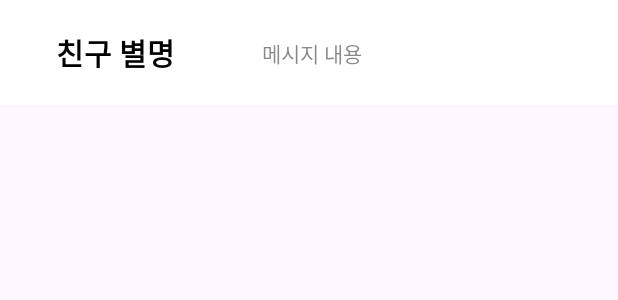
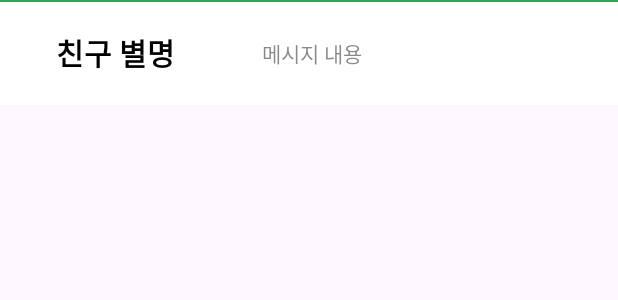
Before and after one commit to MINJI42/Guru2_Project_25, an Android app: the layout item_message.xml on its own in the app's theme, with its tools: preview values and no code run, on a phone screen of 412 x 824 dp. Shown: the top 300 px of the screen. Run offline under Robolectric (Android 15) with nearby library versions, the light colour scheme and no system bars.

Commit message:
Update item_message.xml

```diff
--- a/app/src/main/res/layout/item_message.xml
+++ b/app/src/main/res/layout/item_message.xml
@@ -13,8 +13,10 @@
         android:background="#FFFFFF"
         app:layout_constraintBottom_toBottomOf="parent"
         app:layout_constraintEnd_toEndOf="parent"
+        app:layout_constraintHorizontal_bias="0.0"
         app:layout_constraintStart_toStartOf="parent"
-        app:layout_constraintTop_toTopOf="parent">
+        app:layout_constraintTop_toTopOf="parent"
+        app:layout_constraintVertical_bias="1.0">
 
         <TextView
             android:id="@+id/tv_nickname"
@@ -42,6 +44,14 @@
             app:layout_constraintTop_toTopOf="parent"
             app:layout_constraintVertical_bias="0.51" />
 
+        <View
+            android:id="@+id/view"
+            android:layout_width="match_parent"
+            android:layout_height="1dp"
+            android:background="@color/green"
+            tools:ignore="MissingConstraints"
+            tools:layout_editor_absoluteY="65dp" />
+
     </androidx.constraintlayout.widget.ConstraintLayout>
 
 </androidx.constraintlayout.widget.ConstraintLayout>
```
